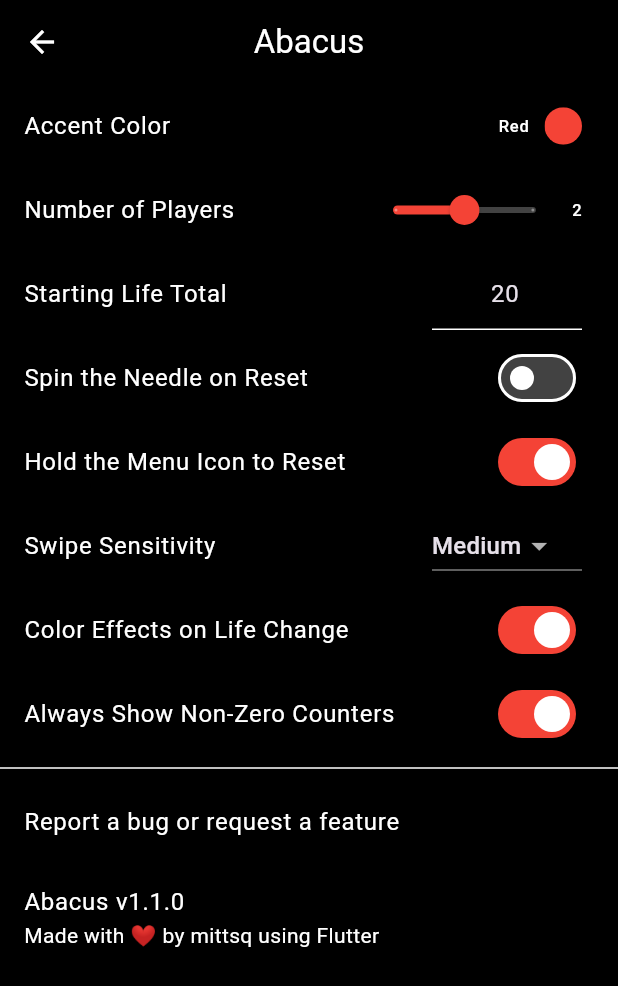
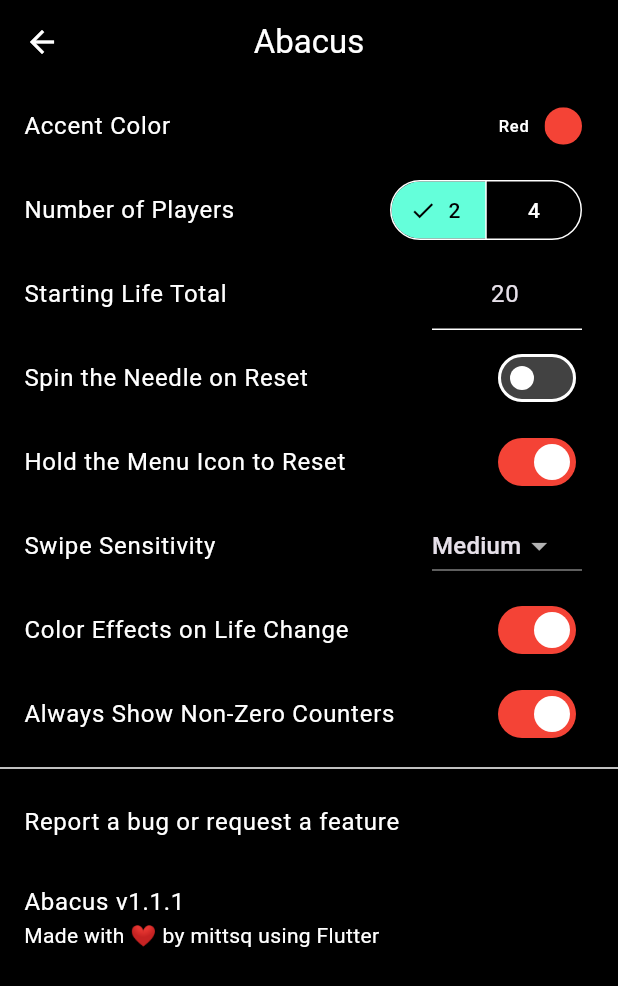
Before and after one commit to mittsq/abacus, a Flutter app: the Settings screen opened directly, on a phone screen of 412 x 824 dp. Shown: the top 986 px of the screen. Run offline on Flutter 3.47's test engine with Material 2 defaults, Android fonts, the phone set to English and light mode, and no system bars; our stand-ins replace package_info_plus, shared_preferences, wakelock; missing offline and left inert: loop_page_view; accounts and stored records are empty.

Commit message:
UI Improvements (closes #6)

```diff
--- a/lib/model/count_wrapper.dart
+++ b/lib/model/count_wrapper.dart
@@ -57,7 +57,7 @@ class CountWrapper {
   }
 
   void togglePin(Unicodes code) {
-    if (pins.contains(code)) {
+    if (isPinned(code)) {
       pins.remove(code);
     } else {
       pins.add(code);
--- a/lib/widgets/settings.dart
+++ b/lib/widgets/settings.dart
@@ -189,33 +189,24 @@ class _SettingsState extends State<Settings> {
             onTap: _chooseAccent,
           ),
           ListTile(
-            title: Text('Number of Players ${players == 1 ? '⚠️' : ''}'),
-            trailing: SizedBox(
-              width: 150,
-              child: Row(
-                children: [
-                  Expanded(
-                    child: Slider(
-                      value: log(players) / log(2),
-                      min: 0,
-                      max: 2,
-                      divisions: 2,
-                      onChanged: (value) {
+            title: const Text('Number of Players'),
+            trailing: SegmentedButton(
+              onSelectionChanged: (v) {
                 setState(() {
-                          Settings.set(
-                            SettingsKey.players,
-                            players = pow(2, value).toInt(),
-                          );
+                  Settings.set(SettingsKey.players, v.single as int);
                 });
               },
+              segments: const [
+                ButtonSegment(
+                  value: 2,
+                  label: Text('2'),
                 ),
-                  ),
-                  Text(
-                    '$players',
-                    textAlign: TextAlign.right,
+                ButtonSegment(
+                  value: 4,
+                  label: Text('4'),
                 ),
               ],
-              ),
+              selected: {Settings.get<int>(SettingsKey.players)},
             ),
           ),
           ListTile(
--- a/pubspec.yaml
+++ b/pubspec.yaml
@@ -2,7 +2,7 @@ name: abacus
 description: A simple, but feature-rich, counter for tabletop games.
 
 publish_to: 'none'
-version: 1.1.0
+version: 1.1.1
 environment:
   sdk: ">=2.17.0 <3.0.0"
 
```
Also changed, not shown: lib/widgets/box.dart (+12 -6 lines). Lines whose indentation alone changed are shown as unchanged.
